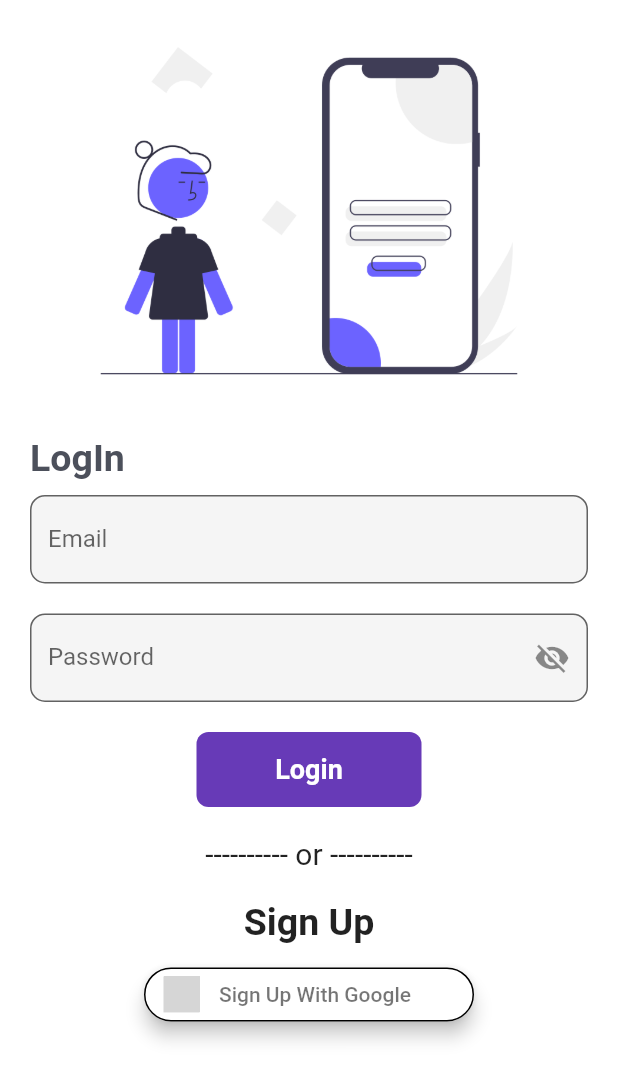
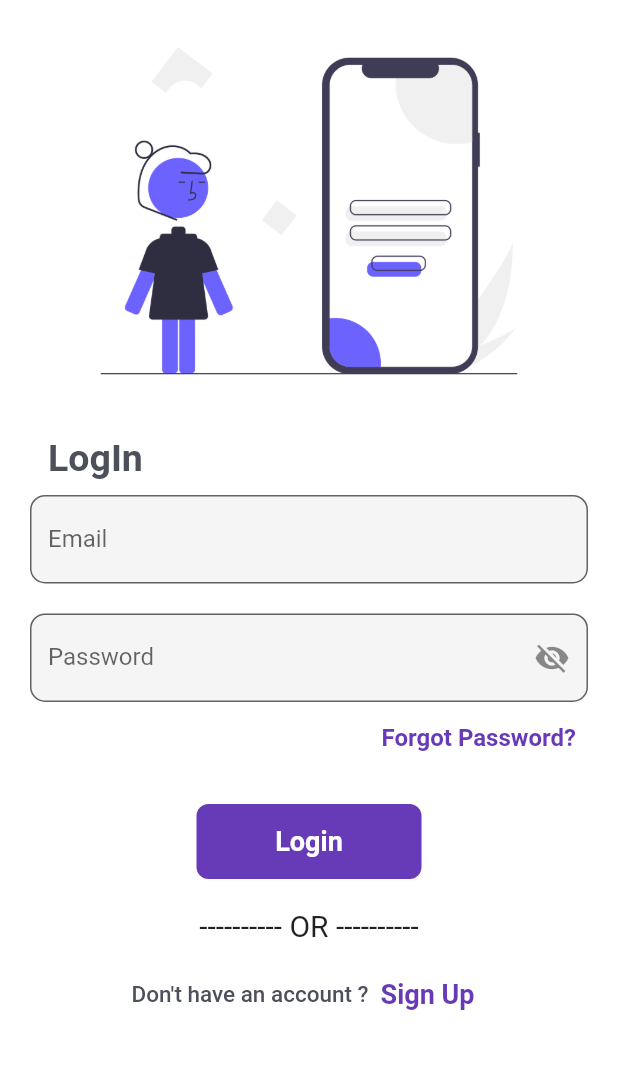
Before and after one commit to Pratham-Makwana/TicketBooking-App, a Flutter app: the screen it shows after launch, on a phone screen of 412 x 824 dp. Shown: the top 1080 px of the screen. Run offline on Flutter 3.47's test engine with Material 2 defaults, Android fonts, the phone set to English and light mode, and no system bars; our stand-ins replace cloud_firestore, dropdown_button2, firebase_auth, firebase_core, flutter_signin_button, get and 2 more; accounts and stored records are empty; grey boxes are pictures that could not be loaded.

Commit message:
forget password and logout alertbox

```diff
--- a/lib/pages/login_page.dart
+++ b/lib/pages/login_page.dart
@@ -1,7 +1,7 @@
 import 'package:get/get.dart';
 import 'package:flutter/material.dart';
-import 'package:flutter_signin_button/flutter_signin_button.dart';
 import 'package:shared_preferences/shared_preferences.dart';
+import 'package:ticket_booking_app/pages/forget_password_page.dart';
 import 'package:ticket_booking_app/pages/signup_page.dart';
 
 import '../model/auth_controll.dart';
@@ -73,11 +73,14 @@ class _LoginPageState extends State<LoginPage> {
                     height: 10.0,
                   ),
                   Container(
-                    child: Row(
-                      mainAxisAlignment: MainAxisAlignment.start,
-                      children: [
-                        Text("LogIn",style: TextStyle(fontWeight: FontWeight.bold,fontSize: 25,color: Color(0xff4c505b)),)
-                      ],
+                    child: Padding(
+                      padding: const EdgeInsets.symmetric(horizontal: 12),
+                      child: Row(
+                        mainAxisAlignment: MainAxisAlignment.start,
+                        children: [
+                          Text("LogIn",style: TextStyle(fontWeight: FontWeight.bold,fontSize: 25,color: Color(0xff4c505b)),)
+                        ],
+                      ),
                     ),
                   ),
                   SizedBox(
@@ -132,6 +135,14 @@ class _LoginPageState extends State<LoginPage> {
                       return null;
                     },
                   ),
+                  Row(
+                    mainAxisAlignment: MainAxisAlignment.end,
+                    children: [
+                      TextButton(onPressed: (){
+                        Navigator.push(context, MaterialPageRoute(builder: (context)=> ForgetPassword()));
+                      }, child: Text("Forgot Password?",style: TextStyle(fontSize: 16,fontWeight: FontWeight.bold),),)
+                    ],
+                  ),
                   SizedBox(
                     height: 20.0,
                   ),
@@ -157,13 +168,30 @@ class _LoginPageState extends State<LoginPage> {
                   Container(
                     child: Column(
                       children: [
-                        Text("---------- or ----------",style: TextStyle(fontSize: 20, ),)
+                        Text("---------- OR ----------",style: TextStyle(fontSize: 20, ),)
                       ],
                     ),
                   ),
                   SizedBox(height: 10.0,),
                   // -------------Sign up text code--------------
                   Container(
+                      child:Align(
+                        alignment: Alignment.bottomCenter,
+                        child: Row(
+                          mainAxisAlignment: MainAxisAlignment.center,
+                          children: [
+                            Text("Don't have an account ?",
+                              style: TextStyle(fontSize: 15,fontWeight: FontWeight.w500,color: Color(0xff4c505b)),),
+                            TextButton(onPressed: (){
+                              Navigator.push(context, MaterialPageRoute(builder: (context) => SignupPage()),);
+                            }, child: Text("Sign Up",style: TextStyle(fontSize: 18,fontWeight: FontWeight.bold,color: Colors.deepPurple),),)
+                          ],
+                        ),
+                      )),
+
+
+
+                  /* Container(
                       decoration: BoxDecoration(
                         borderRadius: BorderRadius.circular(20),
                       ),
@@ -174,18 +202,7 @@ class _LoginPageState extends State<LoginPage> {
                             Navigator.push(context, MaterialPageRoute(builder: (context)=>SignupPage()),);
 
                           }, child: Text("Sign Up",style: TextStyle(fontSize: 25,fontWeight: FontWeight.bold),))
-
-                  ),
-                  // ----------------------- Sign up with Google Button Code -------------------
-                  SignInButton(Buttons.Google,
-                      text: "Sign Up With Google",
-                      elevation: 5,
-                      shape: OutlineInputBorder(
-                        borderRadius: BorderRadius.circular(20),
-                      ), onPressed: (){
-                        signup(context);
-                      }//{Navigator.pushNamed(context, 'home');})
-                  )
+                  ),*/
                 ],
               ),
             ),
```
Also changed, not shown: lib/pages/forget_password_page.dart (added, +198 -0 lines), lib/pages/signup_page.dart (+12 -22 lines), assets/Images/Forgot_password.png (added).
